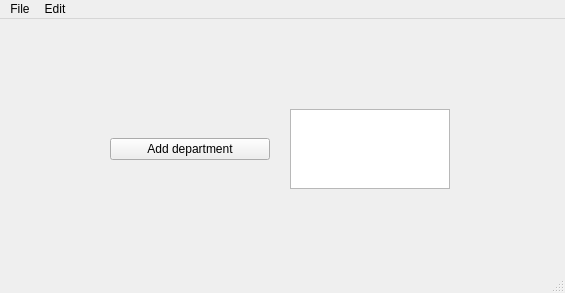
This is frontend/main_window/main_window.ui in TimasTT/company_structure as Qt 5 draws it before an edit. The edited form follows.
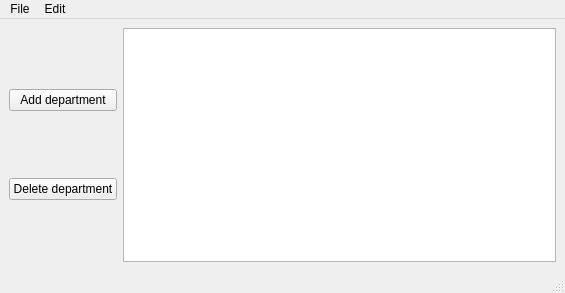
This is the edited form.

Commit message: add delete department command

Patch:
```diff
--- a/frontend/main_window/main_window.ui
+++ b/frontend/main_window/main_window.ui
@@ -14,40 +14,33 @@
    <string>MainWindow</string>
   </property>
   <widget class="QWidget" name="centralwidget">
-   <widget class="QWidget" name="horizontalLayoutWidget">
-    <property name="geometry">
-     <rect>
-      <x>110</x>
-      <y>90</y>
-      <width>160</width>
-      <height>80</height>
-     </rect>
-    </property>
     <layout class="QHBoxLayout" name="horizontalLayout">
      <item>
+     <layout class="QVBoxLayout" name="verticalLayout">
+      <item>
       <widget class="QPushButton" name="pushButton">
        <property name="text">
         <string>Add department</string>
        </property>
       </widget>
      </item>
-    </layout>
-   </widget>
-   <widget class="QWidget" name="horizontalLayoutWidget_2">
-    <property name="geometry">
-     <rect>
-      <x>290</x>
-      <y>90</y>
-      <width>160</width>
-      <height>80</height>
-     </rect>
-    </property>
+      <item>
+       <widget class="QPushButton" name="pushButton_2">
+        <property name="text">
+         <string>Delete department</string>
+        </property>
+       </widget>
+      </item>
+     </layout>
+    </item>
+    <item>
     <layout class="QHBoxLayout" name="horizontalLayout_2">
      <item>
       <widget class="QListWidget" name="listWidget"/>
      </item>
     </layout>
-   </widget>
+    </item>
+   </layout>
   </widget>
   <widget class="QMenuBar" name="menubar">
    <property name="geometry">
```
Lines whose indentation alone changed are shown as unchanged. The commit also changes 15 other files.
